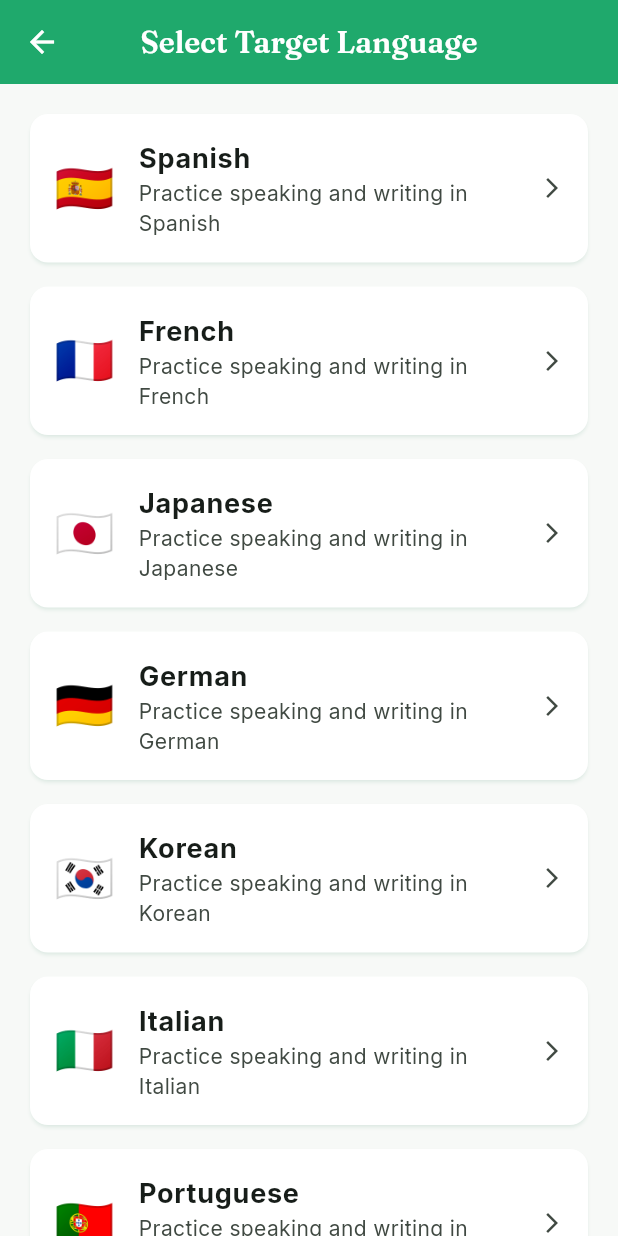
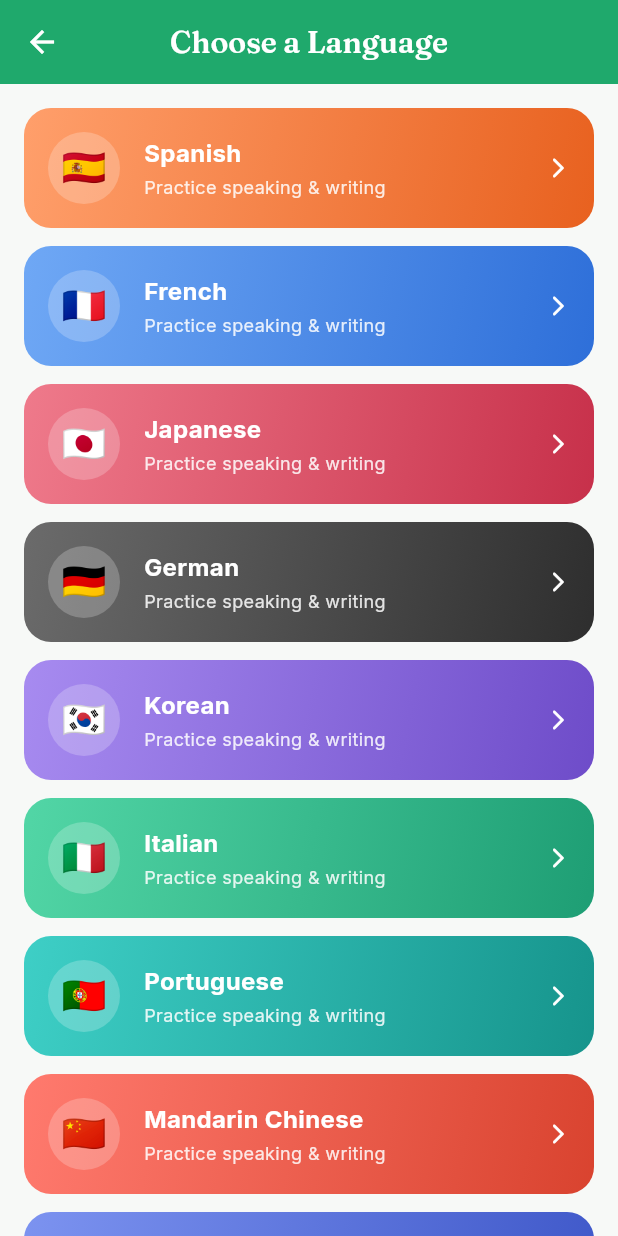
Before and after one commit to Sifaul-Islam/AI-Language-Learning-App, a Flutter app: the LanguageSelectionScreen screen opened directly, on a phone screen of 412 x 824 dp. Run offline on Flutter 3.47's test engine with Material 3 defaults, Android fonts, the phone set to English and light mode, and no system bars; our stand-ins replace cloud_firestore, firebase_auth, firebase_core, google_fonts, google_sign_in; accounts and stored records are empty.

Commit message:
Redesign Language Selection with monochrome gradients, fix chat titles, add animated typing indicator, fix lint warnings

```diff
--- a/lib/models/language_data.dart
+++ b/lib/models/language_data.dart
@@ -12,31 +12,31 @@ class LanguageOption {
   });
 }
 
-final List<LanguageOption> supportedLanguages = [
-  const LanguageOption(name: 'Spanish', flag: '🇪🇸', gradientColors: [Color(0xFFF5A623), Color(0xFFE63946)]),
-  const LanguageOption(name: 'French', flag: '🇫🇷', gradientColors: [Color(0xFF3F7FE0), Color(0xFFE63946)]),
-  const LanguageOption(name: 'Japanese', flag: '🇯🇵', gradientColors: [Color(0xFFE63946), Color(0xFFB92D3A)]),
-  const LanguageOption(name: 'German', flag: '🇩🇪', gradientColors: [Color(0xFF3A3A3A), Color(0xFFE0A800)]),
-  const LanguageOption(name: 'Korean', flag: '🇰🇷', gradientColors: [Color(0xFF3F7FE0), Color(0xFF9B7EF0)]),
-  const LanguageOption(name: 'Italian', flag: '🇮🇹', gradientColors: [Color(0xFF2DBE91), Color(0xFFE63946)]),
-  const LanguageOption(name: 'Portuguese', flag: '🇵🇹', gradientColors: [Color(0xFF2DBE91), Color(0xFFE0A800)]),
-  const LanguageOption(name: 'Mandarin Chinese', flag: '🇨🇳', gradientColors: [Color(0xFFE63946), Color(0xFFE0A800)]),
-  const LanguageOption(name: 'Russian', flag: '🇷🇺', gradientColors: [Color(0xFF3F7FE0), Color(0xFFE63946)]),
-  const LanguageOption(name: 'Arabic', flag: '🇸🇦', gradientColors: [Color(0xFF2DBE91), Color(0xFF3A3A3A)]),
-  const LanguageOption(name: 'Hindi', flag: '🇮🇳', gradientColors: [Color(0xFFF5A623), Color(0xFF2DBE91)]),
-  const LanguageOption(name: 'Bengali', flag: '🇧🇩', gradientColors: [Color(0xFF2DBE91), Color(0xFFB92D3A)]),
-  const LanguageOption(name: 'Turkish', flag: '🇹🇷', gradientColors: [Color(0xFFE63946), Color(0xFFB92D3A)]),
-  const LanguageOption(name: 'Dutch', flag: '🇳🇱', gradientColors: [Color(0xFFE63946), Color(0xFF3F7FE0)]),
-  const LanguageOption(name: 'Greek', flag: '🇬🇷', gradientColors: [Color(0xFF3F7FE0), Color(0xFF6FA8E8)]),
-  const LanguageOption(name: 'Polish', flag: '🇵🇱', gradientColors: [Color(0xFFE63946), Color(0xFFB0B0B0)]),
-  const LanguageOption(name: 'Swedish', flag: '🇸🇪', gradientColors: [Color(0xFF3F7FE0), Color(0xFFE0A800)]),
-  const LanguageOption(name: 'Vietnamese', flag: '🇻🇳', gradientColors: [Color(0xFFE63946), Color(0xFFE0A800)]),
-  const LanguageOption(name: 'Thai', flag: '🇹🇭', gradientColors: [Color(0xFFE63946), Color(0xFF3F7FE0)]),
-  const LanguageOption(name: 'Indonesian', flag: '🇮🇩', gradientColors: [Color(0xFFE63946), Color(0xFFB0B0B0)]),
-  const LanguageOption(name: 'Hebrew', flag: '🇮🇱', gradientColors: [Color(0xFF3F7FE0), Color(0xFF9B7EF0)]),
-  const LanguageOption(name: 'Ukrainian', flag: '🇺🇦', gradientColors: [Color(0xFF3F7FE0), Color(0xFFE0A800)]),
-  const LanguageOption(name: 'Czech', flag: '🇨🇿', gradientColors: [Color(0xFF3F7FE0), Color(0xFFE63946)]),
-  LanguageOption(name: 'Finnish', flag: '🇫🇮', gradientColors: [const Color(0xFF3F7FE0), const Color(0xFFFFFFFF).withValues(alpha: 0.9)]),
-  const LanguageOption(name: 'Danish', flag: '🇩🇰', gradientColors: [Color(0xFFE63946), Color(0xFFB92D3A)]),
-  const LanguageOption(name: 'Norwegian', flag: '🇳🇴', gradientColors: [Color(0xFFE63946), Color(0xFF3F7FE0)]),
+const List<LanguageOption> supportedLanguages = [
+  LanguageOption(name: 'Spanish', flag: '🇪🇸', gradientColors: [Color(0xFFFF9F6B), Color(0xFFE8611F)]),
+  LanguageOption(name: 'French', flag: '🇫🇷', gradientColors: [Color(0xFF6FA8F5), Color(0xFF2E6FD9)]),
+  LanguageOption(name: 'Japanese', flag: '🇯🇵', gradientColors: [Color(0xFFEF7A8B), Color(0xFFC7304A)]),
+  LanguageOption(name: 'German', flag: '🇩🇪', gradientColors: [Color(0xFF6B6B6B), Color(0xFF2E2E2E)]),
+  LanguageOption(name: 'Korean', flag: '🇰🇷', gradientColors: [Color(0xFFA78BF0), Color(0xFF6E4CC9)]),
+  LanguageOption(name: 'Italian', flag: '🇮🇹', gradientColors: [Color(0xFF52D6A6), Color(0xFF1E9E74)]),
+  LanguageOption(name: 'Portuguese', flag: '🇵🇹', gradientColors: [Color(0xFF3ECFC6), Color(0xFF16948C)]),
+  LanguageOption(name: 'Mandarin Chinese', flag: '🇨🇳', gradientColors: [Color(0xFFFF7A6E), Color(0xFFD9432F)]),
+  LanguageOption(name: 'Russian', flag: '🇷🇺', gradientColors: [Color(0xFF7C93F0), Color(0xFF3F58C9)]),
+  LanguageOption(name: 'Arabic', flag: '🇸🇦', gradientColors: [Color(0xFF4BC98A), Color(0xFF1D8F5B)]),
+  LanguageOption(name: 'Hindi', flag: '🇮🇳', gradientColors: [Color(0xFFFFB84D), Color(0xFFE08900)]),
+  LanguageOption(name: 'Bengali', flag: '🇧🇩', gradientColors: [Color(0xFF4FCB8C), Color(0xFF1B8F58)]),
+  LanguageOption(name: 'Turkish', flag: '🇹🇷', gradientColors: [Color(0xFFFF7E7E), Color(0xFFD93A3A)]),
+  LanguageOption(name: 'Dutch', flag: '🇳🇱', gradientColors: [Color(0xFFFF9457), Color(0xFFE0651A)]),
+  LanguageOption(name: 'Greek', flag: '🇬🇷', gradientColors: [Color(0xFF6EC1F0), Color(0xFF2B8FD1)]),
+  LanguageOption(name: 'Polish', flag: '🇵🇱', gradientColors: [Color(0xFFFF8FA3), Color(0xFFE0405C)]),
+  LanguageOption(name: 'Swedish', flag: '🇸🇪', gradientColors: [Color(0xFF6FA8F5), Color(0xFF3568D4)]),
+  LanguageOption(name: 'Vietnamese', flag: '🇻🇳', gradientColors: [Color(0xFFFFC24D), Color(0xFFE09800)]),
+  LanguageOption(name: 'Thai', flag: '🇹🇭', gradientColors: [Color(0xFF8B7EF0), Color(0xFF5A47C9)]),
+  LanguageOption(name: 'Indonesian', flag: '🇮🇩', gradientColors: [Color(0xFFFF7E7E), Color(0xFFD93A3A)]),
+  LanguageOption(name: 'Hebrew', flag: '🇮🇱', gradientColors: [Color(0xFF7FB8F5), Color(0xFF3A7FD4)]),
+  LanguageOption(name: 'Ukrainian', flag: '🇺🇦', gradientColors: [Color(0xFFFFD166), Color(0xFFE0A400)]),
+  LanguageOption(name: 'Czech', flag: '🇨🇿', gradientColors: [Color(0xFF6FA8F5), Color(0xFF2E6FD9)]),
+  LanguageOption(name: 'Finnish', flag: '🇫🇮', gradientColors: [Color(0xFF8FD1E8), Color(0xFF3F9FC2)]),
+  LanguageOption(name: 'Danish', flag: '🇩🇰', gradientColors: [Color(0xFFFF7E7E), Color(0xFFD93A3A)]),
+  LanguageOption(name: 'Norwegian', flag: '🇳🇴', gradientColors: [Color(0xFF6FA8F5), Color(0xFF2E6FD9)]),
 ];
--- a/lib/screens/home_screen.dart
+++ b/lib/screens/home_screen.dart
@@ -65,11 +65,10 @@ class _HomeScreenState extends State<HomeScreen> {
                         Container(
                           padding: const EdgeInsets.all(10),
                           decoration: BoxDecoration(
-                            color: Colors.white.withValues(alpha: 0.15),
                             borderRadius: BorderRadius.circular(14),
                           ),
-                          child: const Icon(Icons.translate_rounded,
-                              color: Colors.white, size: 22),
+                          child: const Icon(Icons.forum_rounded,
+                              color: Colors.white, size: 30),
                         ),
                         const SizedBox(width: 12),
                         const Expanded(
--- a/lib/screens/language_selection_screen.dart
+++ b/lib/screens/language_selection_screen.dart
@@ -2,6 +2,7 @@ import 'package:flutter/material.dart';
 import 'package:provider/provider.dart';
 import '../models/language_data.dart';
 import '../providers/chat_provider.dart';
+import '../theme/app_theme.dart';
 import 'chat_screen.dart';
 
 class LanguageSelectionScreen extends StatefulWidget {
@@ -41,8 +42,9 @@ class _LanguageSelectionScreenState extends State<LanguageSelectionScreen> {
   @override
   Widget build(BuildContext context) {
     return Scaffold(
+      backgroundColor: AppColors.background,
       appBar: AppBar(
-        title: const Text('Select Target Language'),
+        title: const Text('Choose a Language'),
         centerTitle: true,
       ),
       body: _isCreating
@@ -50,33 +52,72 @@ class _LanguageSelectionScreenState extends State<LanguageSelectionScreen> {
           : ListView.separated(
               padding: const EdgeInsets.all(16),
               itemCount: supportedLanguages.length,
-              separatorBuilder: (context, index) => const SizedBox(height: 8),
+              separatorBuilder: (context, index) => const SizedBox(height: 12),
               itemBuilder: (context, index) {
                 final lang = supportedLanguages[index];
-                return Card(
-                  elevation: 1,
-                  shape: RoundedRectangleBorder(
-                    borderRadius: BorderRadius.circular(12),
+                final gradient = LinearGradient(
+                  begin: Alignment.topLeft,
+                  end: Alignment.bottomRight,
+                  colors: lang.gradientColors,
+                );
+
+                return Material(
+                  borderRadius: BorderRadius.circular(18),
+                  clipBehavior: Clip.antiAlias,
+                  child: Ink(
+                    decoration: BoxDecoration(gradient: gradient),
+                    child: InkWell(
+                      onTap: () => _selectLanguage(lang.name),
+                      child: Padding(
+                        padding: const EdgeInsets.symmetric(
+                          horizontal: 16,
+                          vertical: 16,
                         ),
-                  child: ListTile(
-                    contentPadding: const EdgeInsets.symmetric(
-                      horizontal: 16,
-                      vertical: 8,
+                        child: Row(
+                          children: [
+                            Container(
+                              width: 48,
+                              height: 48,
+                              decoration: BoxDecoration(
+                                color: Colors.white.withValues(alpha: 0.22),
+                                shape: BoxShape.circle,
                               ),
-                    leading: Text(
+                              alignment: Alignment.center,
+                              child: Text(
                                 lang.flag,
-                      style: const TextStyle(fontSize: 32),
+                                style: const TextStyle(fontSize: 24),
                               ),
-                    title: Text(
+                            ),
+                            const SizedBox(width: 16),
+                            Expanded(
+                              child: Column(
+                                crossAxisAlignment: CrossAxisAlignment.start,
+                                children: [
+                                  Text(
                                     lang.name,
                                     style: const TextStyle(
-                        fontSize: 18,
-                        fontWeight: FontWeight.bold,
+                                      fontSize: 16,
+                                      fontWeight: FontWeight.w700,
+                                      color: Colors.white,
                                     ),
                                   ),
-                    subtitle: Text('Practice speaking and writing in ${lang.name}'),
-                    trailing: const Icon(Icons.arrow_forward_ios, size: 16),
-                    onTap: () => _selectLanguage(lang.name),
+                                  const SizedBox(height: 2),
+                                  Text(
+                                    'Practice speaking & writing',
+                                    style: TextStyle(
+                                      fontSize: 12,
+                                      color: Colors.white.withValues(alpha: 0.85),
+                                    ),
+                                  ),
+                                ],
+                              ),
+                            ),
+                            const Icon(Icons.arrow_forward_ios_rounded,
+                                color: Colors.white, size: 16),
+                          ],
+                        ),
+                      ),
+                    ),
                   ),
                 );
               },
--- a/lib/services/firestore_service.dart
+++ b/lib/services/firestore_service.dart
@@ -31,7 +31,7 @@ class FirestoreService {
     final docRef = await _db.collection('chats').add({
       'userId': _currentUserId,
       'language': language,
-      'title': 'New Conversation',
+      'title': '$language Practice',
       'lastMessage': '',
       'createdAt': Timestamp.now(),
       'updatedAt': Timestamp.now(),
```
Also changed, not shown: lib/screens/chat_screen.dart (+65 -16 lines), lib/screens/login_screen.dart (+26 -8 lines), lib/screens/saved_conversations_screen.dart (+50 -24 lines). Lines whose indentation alone changed are shown as unchanged.
